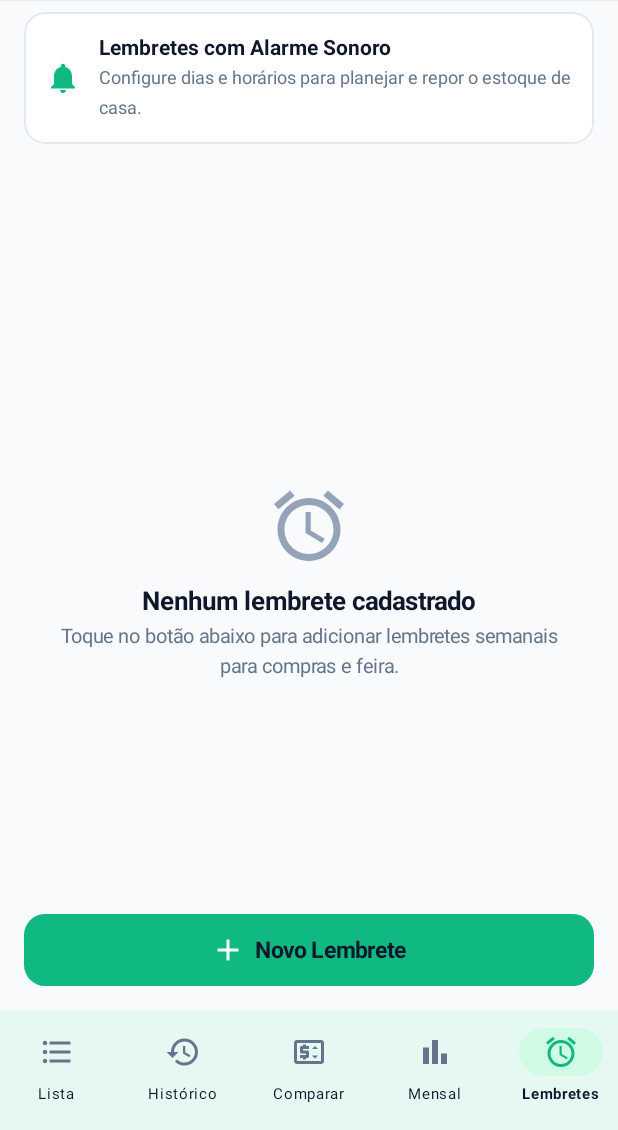
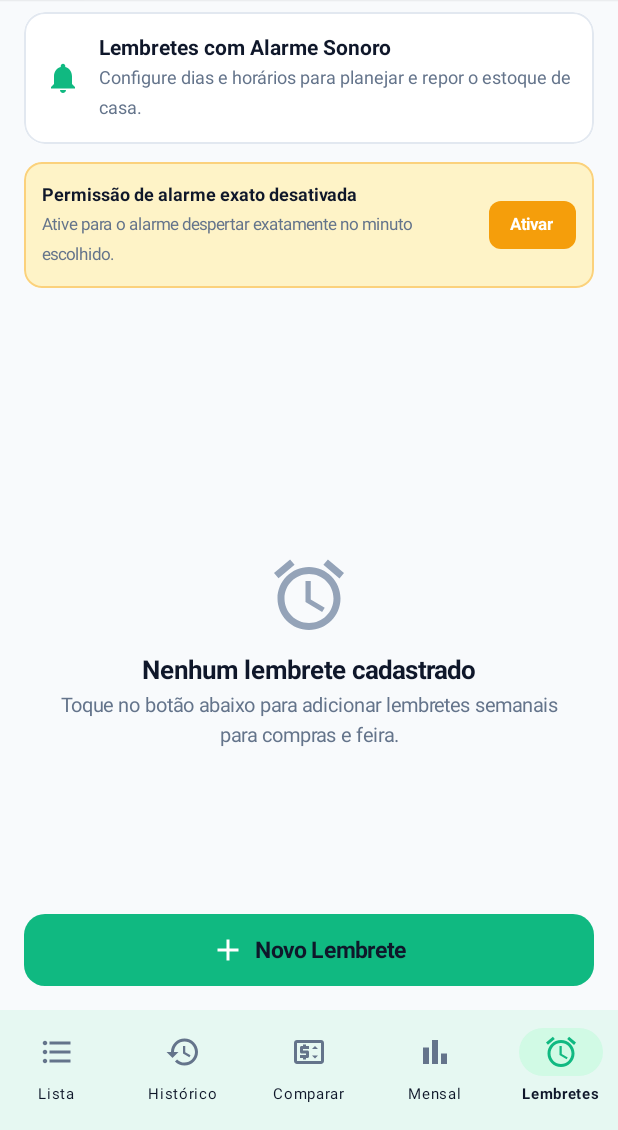
Before and after one commit to gabcoello/cabo-app, an Android app built with Jetpack Compose: the screen it shows after launch (MainActivity), item 5 of the bottom bar chosen, on a phone screen of 412 x 824 dp, the part 106-1236 px from its top. Run offline under Robolectric (Android 15) with nearby library versions, the phone set to English and light mode, and no system bars; our stand-ins replace Room's generated code.

Commit message:
fix: usa setAlarmClock, WakeLock, aviso de permissao e feedback de agendamento no alarme (CABO-40)

```diff
--- a/app/src/main/java/com/mercadosmart/ui/screens/RemindersScreen.kt
+++ b/app/src/main/java/com/mercadosmart/ui/screens/RemindersScreen.kt
@@ -2,7 +2,11 @@ package com.mercadosmart.ui.screens
 
 import android.Manifest
 import android.app.TimePickerDialog
+import android.content.Intent
+import android.net.Uri
 import android.os.Build
+import android.provider.Settings
+import android.widget.Toast
 import androidx.activity.compose.rememberLauncherForActivityResult
 import androidx.activity.result.contract.ActivityResultContracts
 import androidx.compose.foundation.background
@@ -40,13 +44,24 @@ import com.mercadosmart.data.model.Reminder
 import com.mercadosmart.notification.AlarmScheduler
 import com.mercadosmart.ui.theme.*
 import com.mercadosmart.viewmodel.MainViewModel
+import java.text.SimpleDateFormat
 import java.util.Calendar
+import java.util.Date
+import java.util.Locale
 
 @Composable
 fun RemindersScreen(viewModel: MainViewModel) {
+    val context = LocalContext.current
     val reminders by viewModel.reminders.collectAsState()
     var showDialog by remember { mutableStateOf(false) }
     var reminderToEdit by remember { mutableStateOf<Reminder?>(null) }
+    var canExactAlarms by remember { mutableStateOf(AlarmScheduler.canScheduleExactAlarms(context)) }
+
+    val exactAlarmSettingsLauncher = rememberLauncherForActivityResult(
+        contract = ActivityResultContracts.StartActivityForResult()
+    ) {
+        canExactAlarms = AlarmScheduler.canScheduleExactAlarms(context)
+    }
 
     // Launcher de permissão de notificação Android 13+
     val permissionLauncher = rememberLauncherForActivityResult(
@@ -77,6 +92,41 @@ fun RemindersScreen(viewModel: MainViewModel) {
                 Column {
                     Text("Lembretes com Alarme Sonoro", fontWeight = FontWeight.Bold, fontSize = 14.sp, color = TextPrimary)
                     Text("Configure dias e horários para planejar e repor o estoque de casa.", fontSize = 12.sp, color = TextSecondary)
+                }
+            }
+
+            // Aviso para liberar Alarmes Exatos no Android 12+ caso esteja desativado
+            if (!canExactAlarms && Build.VERSION.SDK_INT >= Build.VERSION_CODES.S) {
+                Row(
+                    modifier = Modifier
+                        .fillMaxWidth()
+                        .padding(horizontal = 16.dp, vertical = 4.dp)
+                        .clip(RoundedCornerShape(12.dp))
+                        .background(WarningLight)
+                        .border(1.dp, Warning.copy(alpha = 0.4f), RoundedCornerShape(12.dp))
+                        .padding(12.dp),
+                    verticalAlignment = Alignment.CenterVertically
+                ) {
+                    Column(modifier = Modifier.weight(1f)) {
+                        Text("Permissão de alarme exato desativada", fontWeight = FontWeight.Bold, fontSize = 12.sp, color = TextPrimary)
+                        Text("Ative para o alarme despertar exatamente no minuto escolhido.", fontSize = 11.sp, color = TextSecondary)
+                    }
+                    Spacer(modifier = Modifier.width(8.dp))
+                    Button(
+                        onClick = {
+                            val intent = Intent(
+                                Settings.ACTION_REQUEST_SCHEDULE_EXACT_ALARM,
+                                Uri.parse("package:${context.packageName}")
+                            )
+                            exactAlarmSettingsLauncher.launch(intent)
+                        },
+                        colors = ButtonDefaults.buttonColors(containerColor = Warning),
+                        shape = RoundedCornerShape(8.dp),
+                        contentPadding = PaddingValues(horizontal = 10.dp, vertical = 4.dp),
+                        modifier = Modifier.height(32.dp)
+                    ) {
+                        Text("Ativar", fontSize = 11.sp, fontWeight = FontWeight.Bold, color = Color.White)
+                    }
                 }
             }
 
@@ -236,6 +286,13 @@ fun RemindersScreen(viewModel: MainViewModel) {
                     } else {
                         viewModel.updateReminder(saved)
                     }
+                    val triggerMillis = AlarmScheduler.computeNextReminderTriggerMillis(saved)
+                    val fmt = SimpleDateFormat("dd/MM 'às' HH:mm", Locale("pt", "BR"))
+                    Toast.makeText(
+                        context,
+                        "Alarme agendado para ${fmt.format(Date(triggerMillis))}",
+                        Toast.LENGTH_LONG
+                    ).show()
                     showDialog = false
                     reminderToEdit = null
                 }
```
Also changed, not shown: app/src/main/java/com/mercadosmart/notification/NotificationHelper.kt (+93 -23 lines).
